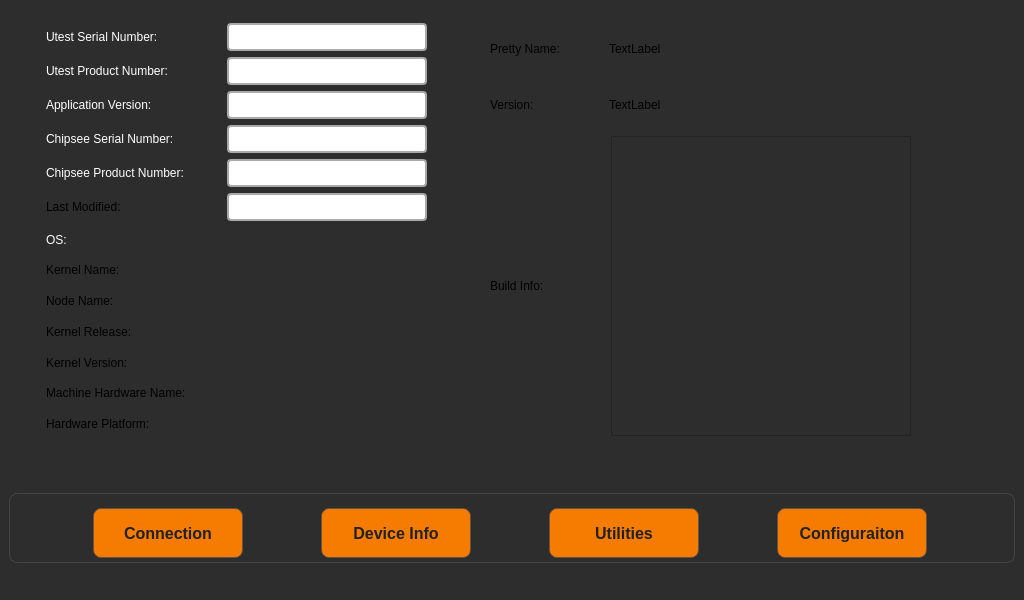
Before: the Qt Designer form mainwindow.ui in xemreyayla/mte-toolbox, drawn with Qt 5.
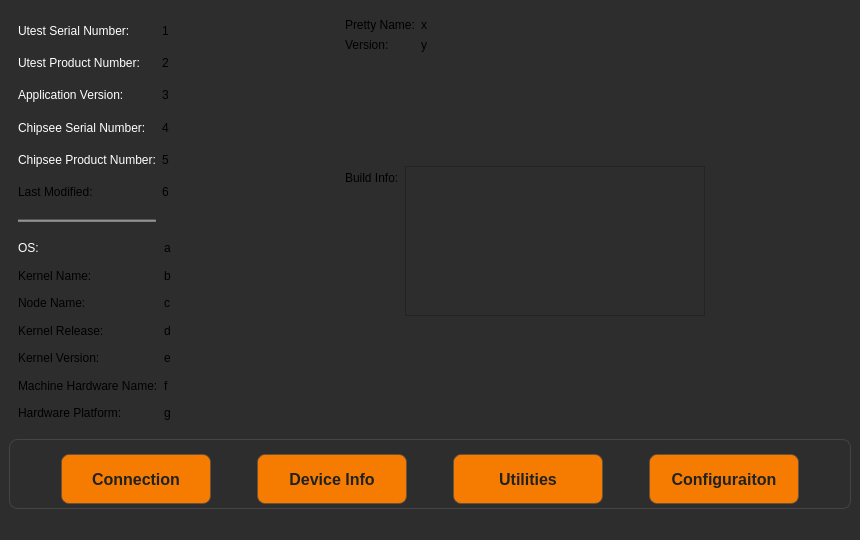
After: the same form once the commit is applied.

```diff
--- a/mainwindow.ui
+++ b/mainwindow.ui
@@ -9,8 +9,8 @@
    <rect>
     <x>0</x>
     <y>0</y>
-    <width>1024</width>
-    <height>600</height>
+    <width>860</width>
+    <height>540</height>
    </rect>
   </property>
   <property name="sizePolicy">
@@ -21,8 +21,8 @@
   </property>
   <property name="minimumSize">
    <size>
-    <width>640</width>
-    <height>430</height>
+    <width>0</width>
+    <height>0</height>
    </size>
   </property>
   <property name="maximumSize">
@@ -47,8 +47,8 @@
      <verstretch>0</verstretch>
     </sizepolicy>
    </property>
-   <layout class="QVBoxLayout" name="verticalLayout_2">
-    <item>
+   <layout class="QGridLayout" name="gridLayout_4">
+    <item row="0" column="0">
      <widget class="QStackedWidget" name="stackedWidget">
       <property name="enabled">
        <bool>true</bool>
@@ -87,18 +87,78 @@
        <number>0</number>
       </property>
       <widget class="QWidget" name="DeviceInfoPage">
-       <widget class="QWidget" name="">
-        <property name="geometry">
-         <rect>
-          <x>10</x>
-          <y>10</y>
-          <width>921</width>
-          <height>413</height>
-         </rect>
-        </property>
-        <layout class="QGridLayout" name="gridLayout_4">
+       <layout class="QGridLayout" name="gridLayout_3">
          <item row="1" column="0">
+         <widget class="Line" name="line">
+          <property name="styleSheet">
+           <string notr="true">background-color: gray;</string>
+          </property>
+          <property name="orientation">
+           <enum>Qt::Orientation::Horizontal</enum>
+          </property>
+         </widget>
+        </item>
+        <item row="2" column="0" colspan="2">
           <layout class="QGridLayout" name="gridLayout">
+          <item row="0" column="1">
+           <layout class="QVBoxLayout" name="verticalLayout_6">
+            <item>
+             <widget class="QLabel" name="osLabel">
+              <property name="text">
+               <string>a</string>
+              </property>
+             </widget>
+            </item>
+            <item>
+             <widget class="QLabel" name="kernelnOLabel">
+              <property name="text">
+               <string>b</string>
+              </property>
+             </widget>
+            </item>
+            <item>
+             <widget class="QLabel" name="nodenOLabel">
+              <property name="text">
+               <string>c</string>
+              </property>
+             </widget>
+            </item>
+            <item>
+             <widget class="QLabel" name="kernelrOLabel">
+              <property name="text">
+               <string>d</string>
+              </property>
+             </widget>
+            </item>
+            <item>
+             <widget class="QLabel" name="kernelvOLabel">
+              <property name="text">
+               <string>e</string>
+              </property>
+             </widget>
+            </item>
+            <item>
+             <widget class="QLabel" name="machinehOLabel">
+              <property name="text">
+               <string>f</string>
+              </property>
+             </widget>
+            </item>
+            <item>
+             <widget class="QLabel" name="hardwarepOlabel">
+              <property name="minimumSize">
+               <size>
+                <width>90</width>
+                <height>0</height>
+               </size>
+              </property>
+              <property name="text">
+               <string>g</string>
+              </property>
+             </widget>
+            </item>
+           </layout>
+          </item>
            <item row="0" column="0">
             <layout class="QVBoxLayout" name="verticalLayout">
              <item>
@@ -197,69 +257,31 @@
              </item>
             </layout>
            </item>
-           <item row="0" column="1">
-            <layout class="QVBoxLayout" name="verticalLayout_6">
-             <item>
-              <widget class="QLabel" name="osLabel">
-               <property name="text">
-                <string/>
-               </property>
-              </widget>
-             </item>
-             <item>
-              <widget class="QLabel" name="kernelnOLabel">
-               <property name="text">
-                <string/>
-               </property>
-              </widget>
-             </item>
-             <item>
-              <widget class="QLabel" name="nodenOLabel">
-               <property name="text">
-                <string/>
-               </property>
-              </widget>
-             </item>
-             <item>
-              <widget class="QLabel" name="kernelrOLabel">
-               <property name="text">
-                <string/>
-               </property>
-              </widget>
-             </item>
+         </layout>
+        </item>
+        <item row="1" column="2">
+         <spacer name="horizontalSpacer">
+          <property name="orientation">
+           <enum>Qt::Orientation::Horizontal</enum>
+          </property>
+          <property name="sizeType">
+           <enum>QSizePolicy::Policy::Fixed</enum>
+          </property>
+          <property name="sizeHint" stdset="0">
+           <size>
+            <width>85</width>
+            <height>20</height>
+           </size>
+          </property>
+         </spacer>
+        </item>
+        <item row="0" column="3" rowspan="3">
+         <layout class="QFormLayout" name="formLayout_2">
+          <item row="0" column="0">
+           <layout class="QHBoxLayout" name="horizontalLayout_2">
              <item>
-              <widget class="QLabel" name="kernelvOLabel">
-               <property name="text">
-                <string/>
-               </property>
-              </widget>
-             </item>
+             <layout class="QVBoxLayout" name="verticalLayout_2">
              <item>
-              <widget class="QLabel" name="machinehOLabel">
-               <property name="text">
-                <string/>
-               </property>
-              </widget>
-             </item>
-             <item>
-              <widget class="QLabel" name="hardwarepOlabel">
-               <property name="text">
-                <string/>
-               </property>
-              </widget>
-             </item>
-            </layout>
-           </item>
-          </layout>
-         </item>
-         <item row="0" column="2" rowspan="2">
-          <layout class="QGridLayout" name="gridLayout_7">
-           <item row="0" column="0">
-            <layout class="QGridLayout" name="gridLayout_5">
-             <property name="horizontalSpacing">
-              <number>4</number>
-             </property>
-             <item row="0" column="0">
               <widget class="QLabel" name="label_9">
                <property name="maximumSize">
                 <size>
@@ -272,14 +294,7 @@
                </property>
               </widget>
              </item>
-             <item row="0" column="1">
-              <widget class="QLabel" name="prettyNameLabel">
-               <property name="text">
-                <string>TextLabel</string>
-               </property>
-              </widget>
-             </item>
-             <item row="1" column="0">
+              <item>
               <widget class="QLabel" name="label_10">
                <property name="maximumSize">
                 <size>
@@ -292,42 +307,36 @@
                </property>
               </widget>
              </item>
-             <item row="1" column="1">
+             </layout>
+            </item>
+            <item>
+             <layout class="QVBoxLayout" name="verticalLayout_7">
+              <item>
+               <widget class="QLabel" name="prettyNameLabel">
+                <property name="text">
+                 <string>x</string>
+                </property>
+               </widget>
+              </item>
+              <item>
               <widget class="QLabel" name="versionLabel">
                <property name="text">
-                <string>TextLabel</string>
-               </property>
-              </widget>
+                 <string>y</string>
+                </property>
+               </widget>
+              </item>
+             </layout>
              </item>
             </layout>
            </item>
            <item row="1" column="0">
-            <layout class="QGridLayout" name="gridLayout_6">
-             <item row="0" column="1">
-              <widget class="QPlainTextEdit" name="buildInfoPlainTextEdit">
-               <property name="minimumSize">
-                <size>
-                 <width>250</width>
-                 <height>200</height>
-                </size>
-               </property>
-               <property name="maximumSize">
-                <size>
-                 <width>300</width>
-                 <height>300</height>
-                </size>
-               </property>
-               <property name="styleSheet">
-                <string notr="true">color: white;</string>
-               </property>
-              </widget>
-             </item>
+           <layout class="QFormLayout" name="formLayout_3">
              <item row="0" column="0">
               <widget class="QLabel" name="label_7">
                <property name="maximumSize">
                 <size>
                  <width>115</width>
-                 <height>16777215</height>
+                <height>140</height>
                 </size>
                </property>
                <property name="text">
@@ -335,19 +344,88 @@
                </property>
               </widget>
              </item>
+            <item row="0" column="1">
+             <widget class="QPlainTextEdit" name="buildInfoPlainTextEdit">
+              <property name="minimumSize">
+               <size>
+                <width>300</width>
+                <height>150</height>
+               </size>
+              </property>
+              <property name="maximumSize">
+               <size>
+                <width>320</width>
+                <height>150</height>
+               </size>
+              </property>
+              <property name="styleSheet">
+               <string notr="true">color: white;</string>
+              </property>
+             </widget>
+            </item>
             </layout>
            </item>
           </layout>
          </item>
-         <item row="0" column="0">
-          <layout class="QGridLayout" name="gridLayout_3">
+        <item row="0" column="1">
+         <layout class="QVBoxLayout" name="verticalLayout_5">
+          <item>
+           <widget class="QLabel" name="utestSerialLabel">
+            <property name="text">
+             <string>1</string>
+            </property>
+           </widget>
+          </item>
+          <item>
+           <widget class="QLabel" name="utestProductLabel">
+            <property name="text">
+             <string>2</string>
+            </property>
+           </widget>
+          </item>
+          <item>
+           <widget class="QLabel" name="appVersionLabel">
+            <property name="text">
+             <string>3</string>
+            </property>
+           </widget>
+          </item>
+          <item>
+           <widget class="QLabel" name="chipseeSerialLabel">
+            <property name="text">
+             <string>4</string>
+            </property>
+           </widget>
+          </item>
+          <item>
+           <widget class="QLabel" name="chipseeProductLabel">
+            <property name="text">
+             <string>5</string>
+            </property>
+           </widget>
+          </item>
+          <item>
+           <widget class="QLabel" name="lastModifiedLabel">
+            <property name="minimumSize">
+             <size>
+              <width>90</width>
+              <height>0</height>
+             </size>
+            </property>
+            <property name="text">
+             <string>6</string>
+            </property>
+           </widget>
+          </item>
+         </layout>
+        </item>
            <item row="0" column="0">
             <layout class="QVBoxLayout" name="verticalLayout_4">
              <item>
               <widget class="QLabel" name="label_5">
                <property name="maximumSize">
                 <size>
-                 <width>175</width>
+              <width>185</width>
                  <height>16777215</height>
                 </size>
                </property>
@@ -363,7 +441,7 @@
               <widget class="QLabel" name="label_3">
                <property name="maximumSize">
                 <size>
-                 <width>175</width>
+              <width>185</width>
                  <height>16777215</height>
                 </size>
                </property>
@@ -379,7 +457,7 @@
               <widget class="QLabel" name="label">
                <property name="maximumSize">
                 <size>
-                 <width>175</width>
+              <width>185</width>
                  <height>16777215</height>
                 </size>
                </property>
@@ -395,7 +473,7 @@
               <widget class="QLabel" name="label_6">
                <property name="maximumSize">
                 <size>
-                 <width>175</width>
+              <width>185</width>
                  <height>16777215</height>
                 </size>
                </property>
@@ -411,7 +489,7 @@
               <widget class="QLabel" name="label_4">
                <property name="maximumSize">
                 <size>
-                 <width>175</width>
+              <width>185</width>
                  <height>16777215</height>
                 </size>
                </property>
@@ -427,7 +505,7 @@
               <widget class="QLabel" name="label_8">
                <property name="maximumSize">
                 <size>
-                 <width>175</width>
+              <width>185</width>
                  <height>16777215</height>
                 </size>
                </property>
@@ -438,147 +516,7 @@
              </item>
             </layout>
            </item>
-           <item row="0" column="1">
-            <layout class="QVBoxLayout" name="verticalLayout_5">
-             <item>
-              <widget class="QLineEdit" name="snLineEdit">
-               <property name="maximumSize">
-                <size>
-                 <width>200</width>
-                 <height>16777215</height>
-                </size>
-               </property>
-               <property name="styleSheet">
-                <string notr="true">border: 2px solid #A9A9A9;
-border-radius: 4px;
-padding: 4px;
-background-color: white;
-color: black;</string>
-               </property>
-              </widget>
-             </item>
-             <item>
-              <widget class="QLineEdit" name="revLineEdit">
-               <property name="maximumSize">
-                <size>
-                 <width>200</width>
-                 <height>16777215</height>
-                </size>
-               </property>
-               <property name="styleSheet">
-                <string notr="true">border: 2px solid #A9A9A9;
-border-radius: 4px;
-padding: 4px;
-background-color: white;
-color: black;</string>
-               </property>
-              </widget>
-             </item>
-             <item>
-              <widget class="QLineEdit" name="pnLineEdit">
-               <property name="sizePolicy">
-                <sizepolicy hsizetype="Fixed" vsizetype="Fixed">
-                 <horstretch>0</horstretch>
-                 <verstretch>0</verstretch>
-                </sizepolicy>
-               </property>
-               <property name="minimumSize">
-                <size>
-                 <width>20</width>
-                 <height>20</height>
-                </size>
-               </property>
-               <property name="maximumSize">
-                <size>
-                 <width>200</width>
-                 <height>16777215</height>
-                </size>
-               </property>
-               <property name="styleSheet">
-                <string notr="true">border: 2px solid #A9A9A9;
-border-radius: 4px;
-padding: 4px;
-background-color: white;
-color: black;</string>
-               </property>
-               <property name="text">
-                <string/>
-               </property>
-              </widget>
-             </item>
-             <item>
-              <widget class="QLineEdit" name="siparisnoLineEdit">
-               <property name="maximumSize">
-                <size>
-                 <width>200</width>
-                 <height>16777215</height>
-                </size>
-               </property>
-               <property name="styleSheet">
-                <string notr="true">border: 2px solid #A9A9A9;
-border-radius: 4px;
-padding: 4px;
-background-color: white;
-color: black;</string>
-               </property>
-              </widget>
-             </item>
-             <item>
-              <widget class="QLineEdit" name="lineEdit6">
-               <property name="maximumSize">
-                <size>
-                 <width>200</width>
-                 <height>16777215</height>
-                </size>
-               </property>
-               <property name="styleSheet">
-                <string notr="true">border: 2px solid #A9A9A9;
-border-radius: 4px;
-padding: 4px;
-background-color: white;
-color: black;</string>
-               </property>
-              </widget>
-             </item>
-             <item>
-              <widget class="QLineEdit" name="lineEdit6_2">
-               <property name="maximumSize">
-                <size>
-                 <width>200</width>
-                 <height>16777215</height>
-                </size>
-               </property>
-               <property name="styleSheet">
-                <string notr="true">border: 2px solid #A9A9A9;
-border-radius: 4px;
-padding: 4px;
-background-color: white;
-color: black;</string>
-               </property>
-              </widget>
-             </item>
-            </layout>
-           </item>
-          </layout>
-         </item>
-         <item row="0" column="1">
-          <spacer name="horizontalSpacer">
-           <property name="orientation">
-            <enum>Qt::Orientation::Horizontal</enum>
-           </property>
-           <property name="sizeType">
-            <enum>QSizePolicy::Policy::Fixed</enum>
-           </property>
-           <property name="sizeHint" stdset="0">
-            <size>
-             <width>30</width>
-             <height>20</height>
-            </size>
-           </property>
-          </spacer>
-         </item>
-        </layout>
-       </widget>
+       </layout>
       </widget>
       <widget class="QWidget" name="ConfigurationPage">
        <widget class="QLabel" name="configurationLabel">
@@ -830,7 +768,7 @@
       </widget>
      </widget>
     </item>
-    <item>
+    <item row="1" column="0">
      <widget class="QGroupBox" name="groupBox">
       <property name="minimumSize">
        <size>
```
Left out of the diff: 12 changed lines with no effect on the pictures. Lines whose indentation alone changed are shown as unchanged.
